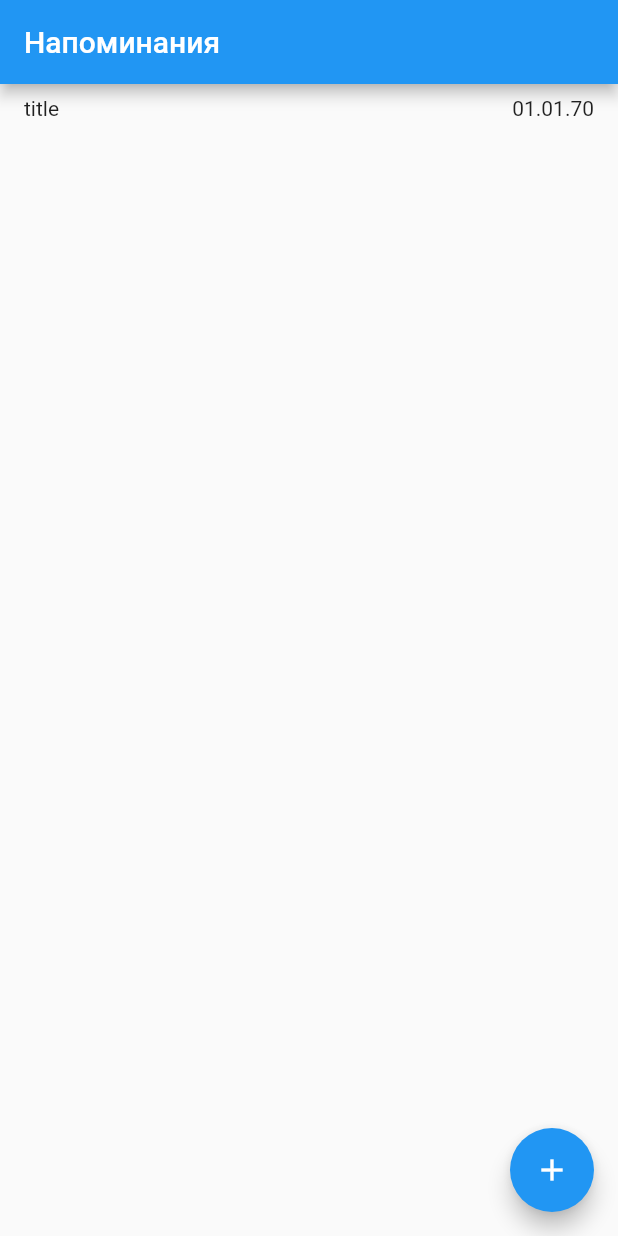
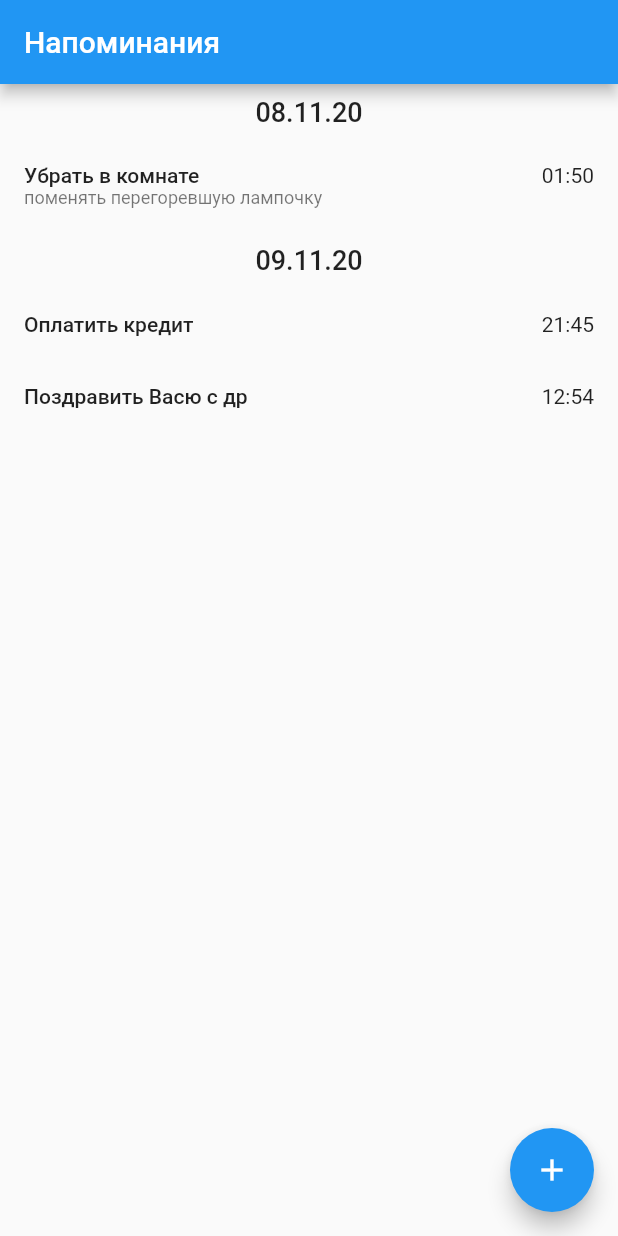
Before and after one commit to rockstar4095/reminder_flutter_app, a Flutter app: the screen it shows after launch, on a phone screen of 412 x 824 dp. Run offline on Flutter 3.47's test engine with Material 2 defaults, Android fonts, the phone set to English and light mode, and no system bars.

Commit message:
MainScreen: reminder item layout.

```diff
--- a/lib/screens/main_screen.dart
+++ b/lib/screens/main_screen.dart
@@ -27,5 +27,17 @@ class MainScreen extends StatelessWidget {
 }
 
 final _reminders = [
-  Reminder(title: 'title', dateTime: DateTime.parse('1970-01-01T00:00:00.000000Z')),
+  Reminder(
+    title: 'Убрать в комнате',
+    dateTime: DateTime.parse('2020-11-08T01:50:00.000000Z'),
+    description: 'поменять перегоревшую лампочку',
+  ),
+  Reminder(
+    title: 'Оплатить кредит',
+    dateTime: DateTime.parse('2020-11-09T21:45:00.000000Z'),
+  ),
+  Reminder(
+    title: 'Поздравить Васю с др',
+    dateTime: DateTime.parse('2020-11-09T12:54:00.000000Z'),
+  ),
 ];
--- a/lib/screens/reminder_item.dart
+++ b/lib/screens/reminder_item.dart
@@ -1,29 +1,81 @@
 import 'package:flutter/material.dart';
 import 'package:reminder_flutter_app/model/reminder.dart';
-import 'package:reminder_flutter_app/utils/date_time_formatter.dart';
+import 'package:reminder_flutter_app/utils/extensions.dart';
 
 class ReminderItem extends StatelessWidget {
   final List<Reminder> reminders;
   final int index;
+  final Reminder _current;
+  final Reminder _previous;
 
   ReminderItem({
     @required this.reminders,
     @required this.index,
-  });
+  })  : _current = reminders[index],
+        _previous = index > 0 ? reminders[index - 1] : null;
 
   @override
   Widget build(BuildContext context) {
-    final current = reminders[index];
-    final previous = index > 0 ? reminders[index - 1] : null;
-
-    return Container(
-      padding: const EdgeInsets.symmetric(vertical: 8, horizontal: 16),
-      child: Row(
-        children: [
-          Expanded(child: Text(current.title)),
-          Text(current.dateTime.ddMMyy()),
-        ],
-      ),
+    return Column(
+      children: [
+        if (isDateDividerNeeded()) _dateDivider(context),
+        _item(context),
+      ],
     );
   }
+
+  bool isDateDividerNeeded() =>
+      index == 0 || _previous.dateTime.isNotSameDate(_current.dateTime);
+
+  Widget _item(BuildContext context) => InkWell(
+        onTap: () {
+          print('debug: item tap!');
+        },
+        onLongPress: () {
+          print('debug: item long press!');
+        },
+        child: Padding(
+          padding: const EdgeInsets.symmetric(vertical: 16, horizontal: 16),
+          child: Column(
+            children: [
+              Row(
+                children: [
+                  Expanded(
+                    child: _reminderContent(context),
+                  ),
+                  Text(_current.dateTime.hhmm()),
+                ],
+              ),
+              if (_current.description.isNotEmpty) _reminderDescription(context)
+            ],
+          ),
+        ),
+      );
+
+  Widget _reminderContent(BuildContext context) => Text(
+        _current.title,
+        style: Theme.of(context).textTheme.bodyText1,
+      );
+
+  Widget _dateDivider(BuildContext context) => Container(
+        alignment: Alignment.center,
+        padding: const EdgeInsets.symmetric(vertical: 8),
+        child: Text(
+          _current.dateTime.ddMMyy(),
+          style: Theme.of(context).textTheme.bodyText1.copyWith(fontSize: 18),
+        ),
+      );
+
+  Widget _reminderDescription(BuildContext context) => Align(
+        alignment: Alignment.centerLeft,
+        child: Flexible(
+          child: RichText(
+            overflow: TextOverflow.ellipsis,
+            text: TextSpan(
+              text: _current.description,
+              style: Theme.of(context).textTheme.caption,
+            ),
+          ),
+        ),
+      );
 }
--- a/lib/utils/date_time_formatter.dart
+++ /dev/null
@@ -1,10 +0,0 @@
-import 'package:intl/intl.dart';
-
-extension DateTimeFormatter on DateTime {
-  String ddMMyy() {
-    final pattern = 'dd.MM.yy';
-    final locale = 'ru_RU';
-    final dateFormat = DateFormat(pattern, locale);
-    return dateFormat.format(this);
-  }
-}
--- /dev/null
+++ b/lib/utils/extensions.dart
@@ -0,0 +1,20 @@
+import 'package:intl/intl.dart';
+
+extension DateTimeFormatter on DateTime {
+  String ddMMyy() {
+    final pattern = 'dd.MM.yy';
+    // TODO fix locale initialization.
+    // final locale = 'ru_RU';
+    final dateFormat = DateFormat(pattern /*, locale*/);
+    return dateFormat.format(this);
+  }
+
+  String hhmm() => DateFormat.Hm().format(this);
+}
+
+extension DateComparator on DateTime {
+  bool isSameDate(DateTime other) =>
+      other.year == year && other.month == month && other.day == day;
+
+  bool isNotSameDate(DateTime other) => !this.isSameDate(other);
+}
```
Also changed, not shown: pubspec.lock, 1 other file.
